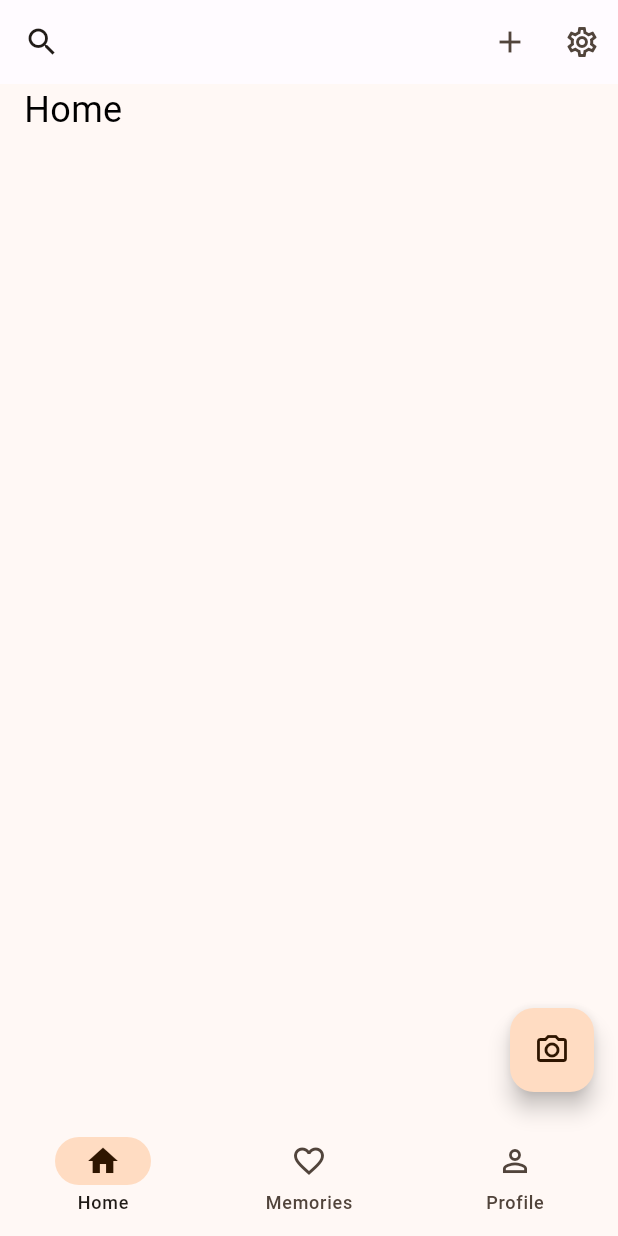
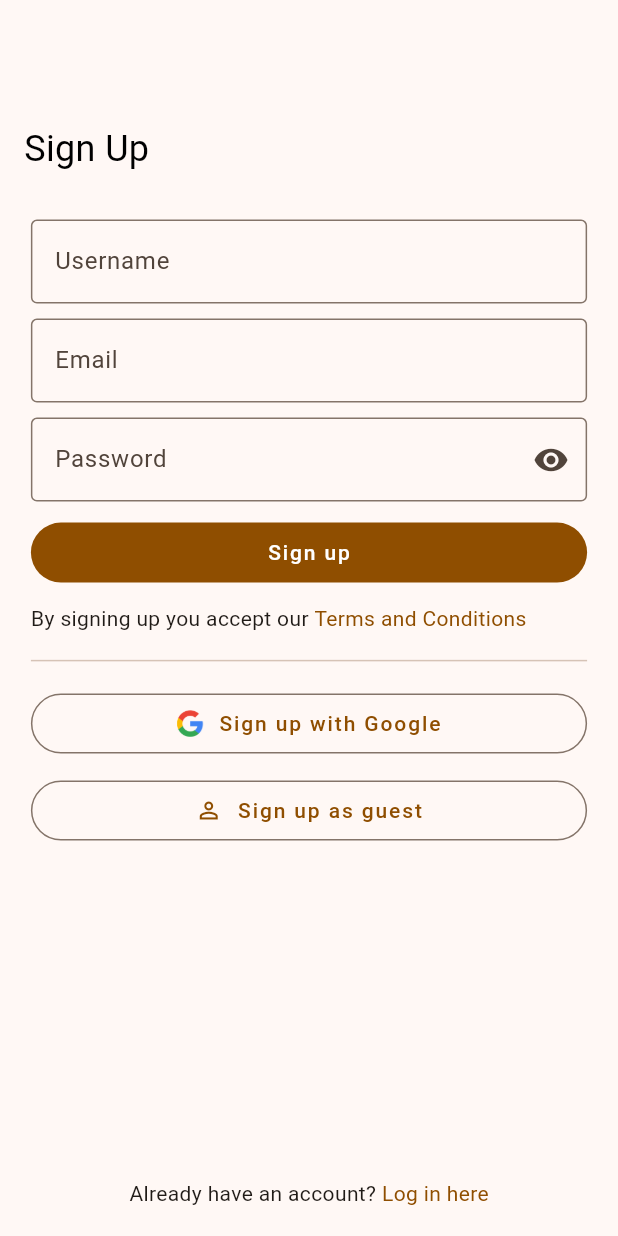
Before and after one commit to nordinmp/Diarium, a Flutter app: the screen it shows after launch, on a phone screen of 412 x 824 dp. Run offline on Flutter 3.47's test engine with Material 3 defaults, Android fonts, the phone set to English and light mode, and no system bars; our stand-ins replace camera, cloud_firestore, firebase_analytics, firebase_auth, firebase_core, firebase_messaging and 5 more; accounts and stored records are empty.

Commit message:
log and sign up and out works

```diff
--- a/lib/api/auth.dart
+++ b/lib/api/auth.dart
@@ -1,4 +1,4 @@
-/*
+import 'package:cloud_firestore/cloud_firestore.dart';
 import 'package:firebase_auth/firebase_auth.dart';
 
 // Sign in anonymously
@@ -45,11 +45,90 @@ Future<UserCredential?> convertAnonymousUserToPermanent(String email, String pas
   return null;
 }
 
+Future<UserCredential?> createNewUser(String email, String password, String username) async {
+  try {
+    UserCredential userCredential = await FirebaseAuth.instance.createUserWithEmailAndPassword(
+      email: email,
+      password: password,
+    );
+
+    Map<String, dynamic> newUser = {
+      'userId': userCredential.user!.uid,
+      'name': username,
+      'hasPremium': false,
+      'dateCreated':  DateTime.now(),
+      'activeStories': 0,
+      'streak': 0,
+      'finishedStories': 0,
+      'daysCaptured': 0,
+    };
+
+    CollectionReference users = FirebaseFirestore.instance.collection('users');
+    users
+        .doc(newUser['userId'])
+        .set(newUser)
+        .then((value) => print("User Added"))
+        .catchError((error) => print("Failed to add user: $error"));
+
+    Map<String, dynamic> defaultStory = {
+      "default": true,
+      "imagePath": "day7-vintage-camera",
+      "actionClips": ["Everyday"],
+      "title": "Default",
+      "startDate": DateTime.now(),
+      "endDate": DateTime.now().add(const Duration(days: 365 * 30)) // Add 30 years to the current date
+    };
+
+    CollectionReference stories = FirebaseFirestore.instance.collection('users').doc(userCredential.user!.uid).collection('stories');
+    DocumentReference docRef = await stories.add(defaultStory);
+
+    // Update the document with the auto-generated ID
+    await docRef.update({'id': docRef.id});
+
+    print('Created new story with ID: ${docRef.id}');
+
+    return userCredential;
+
+  } on FirebaseAuthException catch (e) {
+    if (e.code == 'weak-password') {
+      print('The password provided is too weak.');
+    } else if (e.code == 'email-already-in-use') {
+      print('The account already exists for that email.');
+    }
+    return null;
+  } catch (e) {
+    print(e);
+    return null;
+  }
+}
+
+Future<UserCredential?> loginUser(String email, String password) async {
+  try {
+    UserCredential userCredential = await FirebaseAuth.instance.signInWithEmailAndPassword(
+      email: email,
+      password: password,
+    );
+
+    return userCredential;
+  } on FirebaseAuthException catch (e) {
+    if (e.code == 'user-not-found') {
+      print('No user found for that email.');
+    } else if (e.code == 'wrong-password') {
+      print('Wrong password provided for that user.');
+    }
+    return null;
+  } catch (e) {
+    print(e);
+    return null;
+  }
+}
+
+void signOutUser() async {
+  await FirebaseAuth.instance.signOut();
+}
+
 // Example usage
-/*
 void main() async {
-  initializeFirebase();
-
   // Sign in anonymously
   UserCredential? signInResult = await signInAnonymously();
   if (signInResult != null) {
@@ -81,6 +160,4 @@ void main() async {
   } else {
     print('Conversion failed');
   }
-}*/
-
-*/
+}
--- a/lib/main.dart
+++ b/lib/main.dart
@@ -1,4 +1,5 @@
 import 'package:flutter/material.dart';
+import 'package:firebase_auth/firebase_auth.dart';
 
 import 'package:diarium/api/firebase_api.dart';
 import 'package:firebase_analytics/firebase_analytics.dart';
@@ -11,10 +12,7 @@ import 'theming/text_scheme.dart';
 
 import 'router_generator.dart';
 
-
-
 FirebaseAnalytics analytics = FirebaseAnalytics.instance;
-
 
 class MyApp extends StatelessWidget {
   final GlobalKey<NavigatorState> navigatorKey;
@@ -26,6 +24,16 @@ class MyApp extends StatelessWidget {
     final FirebaseApi firebaseApi = FirebaseApi(navigatorKey);
     firebaseApi.initNotifications(context);
 
+    return FutureBuilder(
+      future: FirebaseAuth.instance.authStateChanges().first,
+      builder: (BuildContext context, AsyncSnapshot<User?> snapshot) {
+        if (snapshot.connectionState == ConnectionState.waiting) {
+          return CircularProgressIndicator(); // Show loading spinner while waiting
+        } else {
+          if (snapshot.data != null) {
+            print('User is logged in');
+            print('User ID: ${snapshot.data!.uid}');
+            print('User email: ${snapshot.data!.email}');
             return MaterialApp(
               title: 'Diarium',
               theme: ThemeData(
@@ -33,12 +41,31 @@ class MyApp extends StatelessWidget {
                 textTheme: textSchemes,
                 useMaterial3: true,
               ),
-      initialRoute: '/',
+              initialRoute: '/', // Change this to the route of your home page
               navigatorKey: navigatorKey,
               onGenerateRoute: RouteGenerator.generateRoute,
               navigatorObservers: [
                 FirebaseAnalyticsObserver(analytics: analytics),
               ],
+            );
+          } else {
+            return MaterialApp(
+              title: 'Diarium',
+              theme: ThemeData(
+                colorScheme: lightColorScheme,
+                textTheme: textSchemes,
+                useMaterial3: true,
+              ),
+              initialRoute: 'signUp', // Change this to the route of your login page
+              navigatorKey: navigatorKey,
+              onGenerateRoute: RouteGenerator.generateRoute,
+              navigatorObservers: [
+                FirebaseAnalyticsObserver(analytics: analytics),
+              ],
+            );
+          }
+        }
+      },
     );
   }
 }
--- a/lib/pages/new_stories.dart
+++ b/lib/pages/new_stories.dart
@@ -29,7 +29,7 @@ class _NewStoryState extends State<NewStory> {
 
   List<bool> _isSelected = [];
 
-  final _formKey = GlobalKey<FormState>();
+  final _newStoryFormKey = GlobalKey<FormState>();
 
 
   Future<List<String>> loadAssetManifest() async {
@@ -80,7 +80,7 @@ class _NewStoryState extends State<NewStory> {
         children: [
           Center(
             child: Form(
-              key: _formKey,
+              key: _newStoryFormKey,
               child: SizedBox(
                 width: width,
                 child: Column(
@@ -262,7 +262,7 @@ class _NewStoryState extends State<NewStory> {
                   backgroundColor: MaterialStateProperty.all(Theme.of(context).colorScheme.primaryContainer),
                 ),
                 onPressed: () async {
-                  if (_formKey.currentState!.validate()) {
+                  if (_newStoryFormKey.currentState!.validate()) {
 
                     // Check if at least one tag is selected
                     if (!_isSelected.any((isSelected) => isSelected)) {
--- a/lib/pages/profile.dart
+++ b/lib/pages/profile.dart
@@ -1,6 +1,7 @@
 //import 'package:diarium/asset_library.dart';
 import 'package:flutter/material.dart';
 import 'package:cloud_firestore/cloud_firestore.dart';
+import '../api/auth.dart';
 import '../data/user_data.dart';
 
 
@@ -16,6 +17,9 @@ class ProfileScreen extends StatelessWidget {
     return querySnapshot.docs.map((doc) => doc.data() as Map<String, dynamic>).toList();
   }
 
+
+
+
   @override
   Widget build(BuildContext context) {
     return Center(
@@ -25,6 +29,7 @@ class ProfileScreen extends StatelessWidget {
             List<Map<String, dynamic>> documentsData = await getDocumentsData('/users/${user['id']}/stories');
             print(documentsData);
             print(user);
+            signOutUser();
           },
           child: const Text("Gello"),
         ),
--- /dev/null
+++ b/lib/pages/sign_up.dart
@@ -0,0 +1,297 @@
+import 'package:firebase_auth/firebase_auth.dart';
+import 'package:flutter/material.dart';
+import 'package:gap/gap.dart';
+
+import '../api/auth.dart';
+
+class Signup extends StatefulWidget {
+  const Signup({Key? key}) : super(key: key);
+
+  @override
+  State<Signup> createState() => _Signup();
+}
+
+class _Signup extends State<Signup> {
+
+  late TextEditingController usernameController;
+  late TextEditingController emailController;
+  late TextEditingController passwordController;
+
+
+
+
+  @override
+  void initState() {
+    super.initState();
+    usernameController = TextEditingController();
+    emailController = TextEditingController();
+    passwordController = TextEditingController();
+  }
+
+  @override
+  void dispose() {
+    usernameController.dispose();
+    emailController.dispose();
+    passwordController.dispose();
+    super.dispose();
+  }
+
+  @override
+  Widget build(BuildContext context) {
+    double fullHeight = MediaQuery.of(context).size.height;
+    double height = fullHeight * 0.8;
+    return Scaffold(
+      resizeToAvoidBottomInset: false,
+      body: Column(
+        crossAxisAlignment: CrossAxisAlignment.start,
+        children: [
+          Padding(
+            padding: EdgeInsets.only(top: fullHeight * 0.10), // This padding pushes down the content
+          ),
+          Padding(
+            padding: const EdgeInsets.fromLTRB(16, 0, 16, 0), // Set the desired padding value
+            child: Text(
+              "Sign Up",
+              style: TextStyle(
+                color: Theme.of(context).colorScheme.scrim,
+                fontSize: Theme.of(context).textTheme.headlineSmall?.fontSize,
+                fontWeight: Theme.of(context).textTheme.headlineSmall?.fontWeight,
+              ),
+            ),
+          ),
+          const Gap(30),
+          Center(
+            child: SizedBox(
+              height: height,
+              child: Column(
+                mainAxisAlignment: MainAxisAlignment.spaceBetween,
+                children: [
+                  SignupForm(
+                    usernameController: usernameController,
+                    emailController: emailController,
+                    passwordController: passwordController,
+                  ),
+                  Row(
+                    mainAxisAlignment: MainAxisAlignment.center,
+                    children: [
+                      const Text("Already have an account? "),
+                      GestureDetector(
+                        onTap: () {
+                           Navigator.of(context).pushNamed('login');
+                        },
+                        child: Text(
+                          "Log in here",
+                          style: TextStyle(
+                            color: Theme.of(context).colorScheme.surfaceTint, // This is an example color. You can choose your own color.
+                          ),
+                        ),
+                      ),
+                    ],
+                  ),
+                ],
+              ),
+            ),
+          ),
+        ],
+      ),
+    );
+  }
+}
+class SignupForm extends StatefulWidget {
+  final TextEditingController usernameController;
+  final TextEditingController emailController;
+  final TextEditingController passwordController;
+
+  const SignupForm({super.key,
+    required this.usernameController,
+    required this.emailController,
+    required this.passwordController,
+  });
+
+  @override
+  SignupFormState createState() => SignupFormState();
+}
+
+class SignupFormState extends State<SignupForm> {
+  final signupFormKey = GlobalKey<FormState>();
+  bool _obscureText = true;
+
+  @override
+  Widget build(BuildContext context) {
+    double fullWidth = MediaQuery.of(context).size.width;
+    double width = fullWidth * 0.9;
+    return SizedBox(
+      width: width,
+      child: Form(
+        key: signupFormKey,
+        child: Column(
+          children: [
+            TextFormField(
+              controller: widget.usernameController,
+              decoration: const InputDecoration(
+                border: OutlineInputBorder(),
+                labelText: 'Username'
+              ),
+              validator: (value) {
+                if (value == null || value.isEmpty) {
+                  return 'Please enter a username';
+                }
+                if (value.length > 25) {
+                  return 'Username must be less than or equal to 25 characters';
+                }
+                return null;
+              },
+            ),
+            const Gap(10),
+            TextFormField(
+              controller: widget.emailController,
+              decoration: const InputDecoration(
+                  labelText: 'Email',
+                  border: OutlineInputBorder(),
+                ),
+              validator: (value) {
+                if (value == null || value.isEmpty) {
+                  return 'Please enter an email';
+                }
+                if (!RegExp(r'^[\w-]+(\.[\w-]+)*@([\w-]+\.)+[a-zA-Z]{2,7}$').hasMatch(value)) {
+                  return 'Please enter a valid email';
+                }
+                return null;
+              },
+            ),
+            const Gap(10),
+            TextFormField(
+              controller: widget.passwordController,
+              decoration: InputDecoration(
+                border: OutlineInputBorder(),
+                labelText: 'Password',
+                suffixIcon: IconButton(
+                  icon: Icon(
+                    // Choose the icon based on the visibility state
+                    _obscureText ? Icons.visibility : Icons.visibility_off,
+                  ),
+                  onPressed: () {
+                    // Toggle the state of password visibility on press
+                    setState(() {
+                      _obscureText = !_obscureText;
+                    });
+                  },
+                ),
+              ),
+              obscureText: _obscureText,
+              validator: (value) {
+                if (value == null || value.isEmpty) {
+                  return 'Please enter a password';
+                }
+                if (value.length < 8) {
+                  return 'Password must be at least 8 characters long';
+                }
+                if (!RegExp(r'[0-9]').hasMatch(value)) {
+                  return 'Password must contain at least one number';
+                }
+                if (!RegExp(r'[A-Z]').hasMatch(value)) {
+                  return 'Password must contain at least one uppercase letter';
+                }
+                return null;
+              },
+            ),
+            const Gap(10),
+            SizedBox(
+              width: width, // Set the width you want here
+              child: ElevatedButton(
+                style: ButtonStyle(
+                  elevation: MaterialStateProperty.all<double>(0),
+                  backgroundColor: MaterialStateProperty.all(Theme.of(context).colorScheme.primary),
+                ),
+                onPressed: () async {
+                  if (signupFormKey.currentState!.validate()) {
+                    ScaffoldMessenger.of(context)
+                        .showSnackBar(const SnackBar(content: Text('Processing Data')));
+
+
+                    UserCredential? userCredential = await createNewUser(widget.emailController.text, widget.passwordController.text, widget.usernameController.text,);
+                      if (userCredential != null) {
+                        // User logged in successfully
+                        // Navigate to the next screen
+                        Navigator.of(context).pushReplacementNamed('/',);
+                      } else {
+                        // Login failed
+                        // Show an error message
+                      }
+
+                  }
+
+                },
+                child: Text(
+                    'Sign up',
+                    style: TextStyle(
+                      color: Theme.of(context).colorScheme.onPrimary,
+                  ),
+                ),
+              ),
+            ),
+            const Gap(10),
+            Row(
+              children: [
+                const Text("By signing up you accept our "),
+                GestureDetector(
+                  onTap: () {
+                    // Add your action for Terms and Conditions here
+                  },
+                  child: Text(
+                    "Terms and Conditions",
+                    style: TextStyle(
+                      color: Theme.of(context).colorScheme.surfaceTint, // This is an example color. You can choose your own color.
+                    ),
+                  ),
+                ),
+              ],
+            ),
+            const Gap(10),
+            const Divider(),
+            const Gap(10),
+            SizedBox(
+              width: width,
+              child: OutlinedButton(
+                onPressed: () {},
+                child: Row(
+                  mainAxisAlignment: MainAxisAlignment.center,
+                  children: <Widget>[
+                    Image.asset('assets/icons/google_logo.png', height: 18.0), // replace with your Google logo asset path
+                    const Gap(10),  // gives some space between the logo and the text
+                    const Text('Sign up with Google'),
+                  ],
+                ),
+              ),
+            ),
+            const Gap(10),
+            SizedBox(
+              width: width,
+              child: OutlinedButton(
+                onPressed: () async {
+                  UserCredential? userCredential = await signInAnonymously();
+                    if (userCredential != null) {
+                      // User logged in successfully
+                      // Navigate to the next screen
+                      Navigator.of(context).pushReplacementNamed('/',);
+                    } else {
+                      // Login failed
+                      // Show an error message
+                    }
+                },
+                child: const Row(
+                  mainAxisAlignment: MainAxisAlignment.center,
+                  children: <Widget>[
+                    Icon(Icons.person_outline),
+                    Gap(10),
+                    Text('Sign up as guest'),
+                  ],
+                ),
+              ),
+            ),
+          ],
+        ),
+      ),
+    );
+  }
+}
--- a/lib/router_generator.dart
+++ b/lib/router_generator.dart
@@ -1,5 +1,6 @@
 // ignore_for_file: non_constant_identifier_names
 
+import 'package:diarium/pages/login.dart';
 import 'package:flutter/material.dart';
 import 'pages/home.dart';
 import 'pages/memories.dart';
@@ -9,6 +10,7 @@ import 'pages/camera.dart';
 import 'pages/story_image.dart';
 import 'pages/new_stories.dart';
 import 'pages/stories_page.dart';
+import 'pages/sign_up.dart';
 
 class RouteGenerator {
   static Route<dynamic> generateRoute(RouteSettings settings) {
@@ -32,8 +34,12 @@ class RouteGenerator {
       case 'newStory':
         return _createRoute(NewStory());
       case 'story' :
-      final storyId = (args as Map<String, dynamic>)['storyId'] ?? '';
+        final storyId = (args as Map<String, dynamic>)['storyId'] ?? '';
         return _createRoute(StoriesPage(storyId: storyId,));
+      case 'signUp':
+        return _createRoute(const Signup());
+      case 'login':
+        return _createRoute(const Login());
       default:
         return _errorRoute();
     }
@@ -64,6 +70,10 @@ class RouteGenerator {
         return 'newStory';
       case 6:
         return 'story';
+      case 7:
+        return 'signUp';
+      case 8:
+        return 'login';
       default:
         return '/';
     }
--- a/pubspec.yaml
+++ b/pubspec.yaml
@@ -97,6 +97,7 @@ flutter:
   #   - images/a_dot_ham.jpeg
   assets:
     - assets/StoryImages/
+    - assets/icons/
   # An image asset can refer to one or more resolution-specific "variants", see
   # https://flutter.dev/assets-and-images/#resolution-aware
 
```
Also changed, not shown: lib/assets/nav_bar.dart (+8 -0 lines), lib/pages/login.dart (added, +249 -0 lines), assets/icons/google_logo.png (added). Lines whose indentation alone changed are shown as unchanged.
